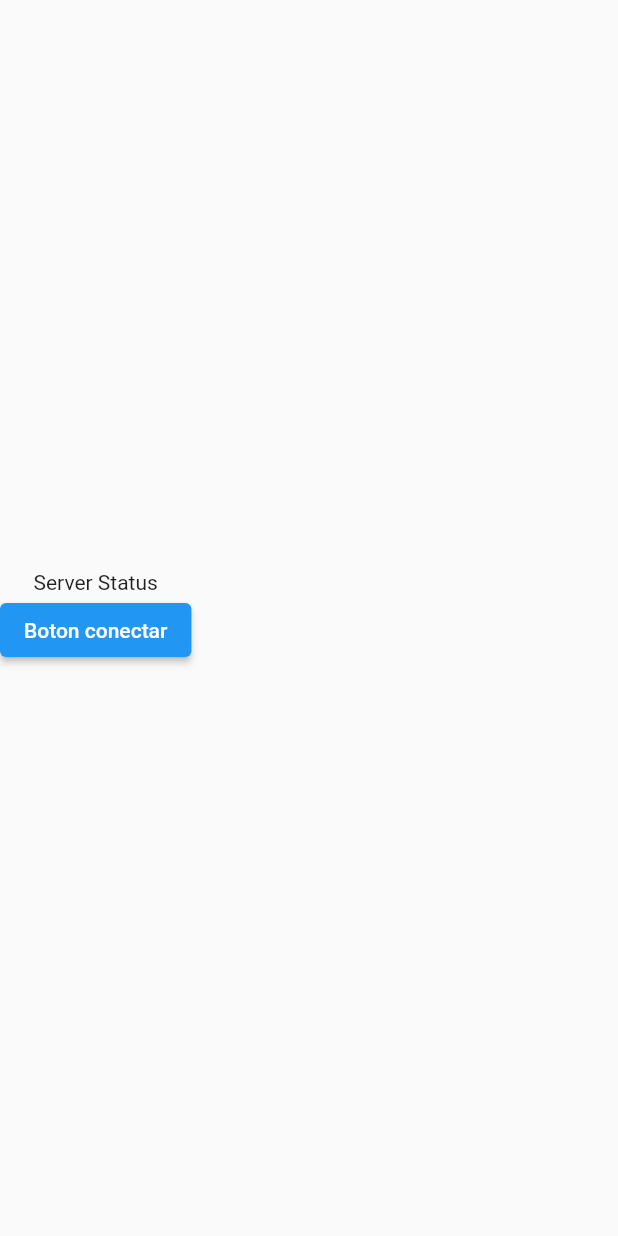
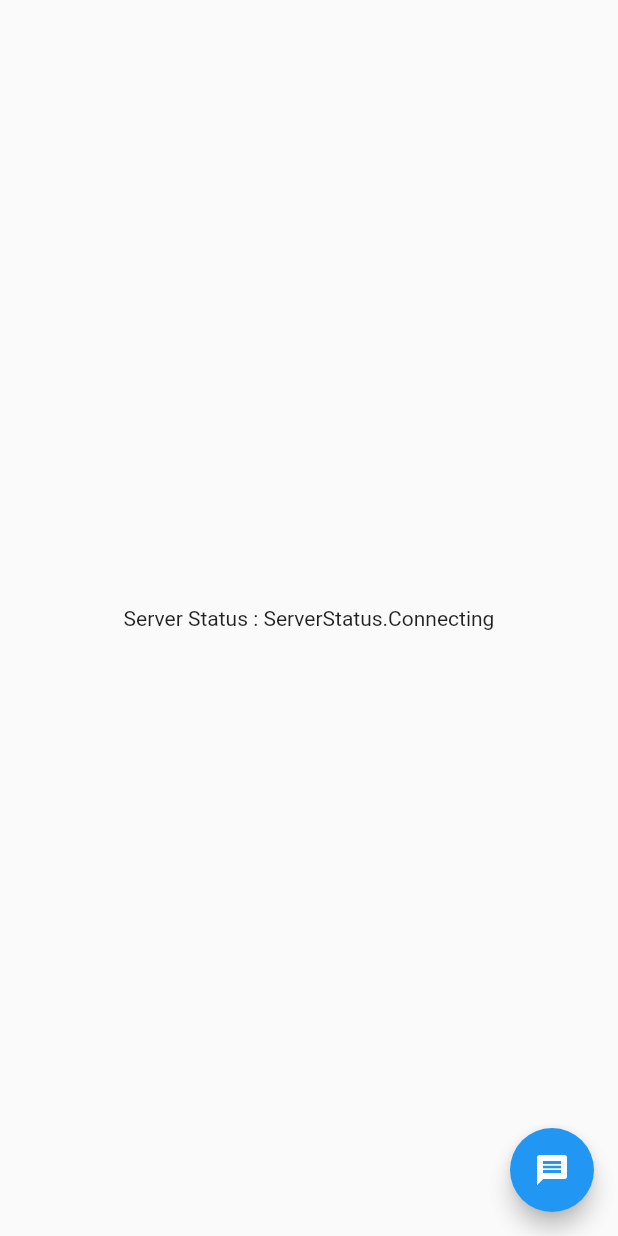
Before and after one commit to williammcastro/flutter_bandnames_socket, a Flutter app: the screen it shows after launch, on a phone screen of 412 x 824 dp. Run offline on Flutter 3.47's test engine with Material 2 defaults, Android fonts, the phone set to English and light mode, and no system bars; our stand-ins replace socket_io_client; network calls fail.

Commit message:
bandNames emitir evento de sockets desde flutter tarea

```diff
--- a/lib/pages/status.dart
+++ b/lib/pages/status.dart
@@ -11,25 +11,24 @@ class StatusPage extends StatelessWidget {
   Widget build(BuildContext context) {
 
     final socketService = Provider.of<SocketService>(context);
-      print('este es: $socketService.toString()');
+    //socketService.socket.emit('event','hola');
       return Scaffold(
-        body: Column(
-          crossAxisAlignment: CrossAxisAlignment.center,
-          mainAxisAlignment: MainAxisAlignment.center,
-          children:[
-            Text('Server Status'),
-            ElevatedButton(
-              onPressed: (){
-                print('boton conectar presionado');
-                var socket2 = new SocketService();
-                print('este es socket2: $socket2');
-              },
-              child: Text('Boton conectar')
-            )
-          ],
+        body: Center(
+          child: Column(
+            mainAxisAlignment: MainAxisAlignment.center,
+            children:<Widget>[
+              Text('Server Status : ${ socketService.serverStatus }')
+            ],
+          ),
+        ),
+        floatingActionButton: FloatingActionButton(
+          child: Icon(Icons.message),
+          onPressed: (){
+            //tarea
+            socketService.socket.emit('maletin','hola');
+
+          },
         ),
       );
-
-
   }
 }
--- a/lib/services/socket_service.dart
+++ b/lib/services/socket_service.dart
@@ -10,6 +10,10 @@ enum ServerStatus{
 class SocketService with ChangeNotifier {
 
   ServerStatus _serverStatus = ServerStatus.Connecting;
+  IO.Socket _socket;
+
+  ServerStatus get serverStatus => this._serverStatus;
+  IO.Socket get socket => this._socket;
 
  SocketService(){
   this._initConfig();
@@ -17,32 +21,34 @@ class SocketService with ChangeNotifier {
 
 void _initConfig(){
 
-print('este es _serverStatus: $_serverStatus');
-
-  //Dart client1
-  IO.Socket socket = IO.io('http://192.168.1.145:3000/', <String, dynamic>{
+  //Dart client1 conexion de flutter al servidor node
+  this._socket = IO.io('http://192.168.1.145:3000/', <String, dynamic>{
     'transports' : ['websocket'],
     'autoConnect': true,
   });
 
-  // //Dart client2
-  // IO.Socket socket = IO.io('http://192.168.1.145:3000',
-  // IO.OptionBuilder()
-  //     .setTransports(['websocket']) // for Flutter or Dart VM
-  //     .build());
-  // print('despues de IO:Socket...este es socket: $socket');
 
-  //Conexion1
-  socket.onConnect((_) {
+  this._socket.onConnect((_) {
     print('app connected');
+    this._serverStatus = ServerStatus.Online;
+    notifyListeners();
   });
-  socket.onDisconnect((_) => print('app disconnected'));
+  this._socket.onDisconnect((_) {
+    print('app disconnected');
+    this._serverStatus = ServerStatus.Offline;
+    notifyListeners();
+  });
 
-  // // Conexion 2
-  // socket.on('connect', (_) {
-  //   print('connectada la vaina');
-  // });
-  // socket.on('disconnect', (_) => print('disconnect'));
+  //no esta bueno dejarlo hardcoded, se hace de otra manera:
+  // socket.on('morral', ( payload ) {
+  //   print('morral :');
+  //   print('nombre : '+ payload['nombre']);
+  //   print('mensaje : '+ payload['mensaje']);
+  //   print( payload.containsKey('mensaje2') ? payload['mensaje2'] : 'no hay msje');
+  //});
+
+
+
 
 
 
```
